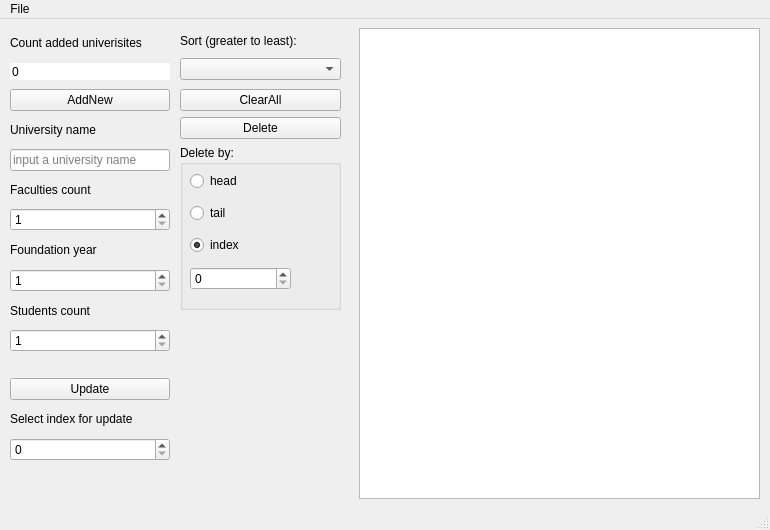
itomilin/freelance, file lab4/mainwindow.ui: the form before one commit.
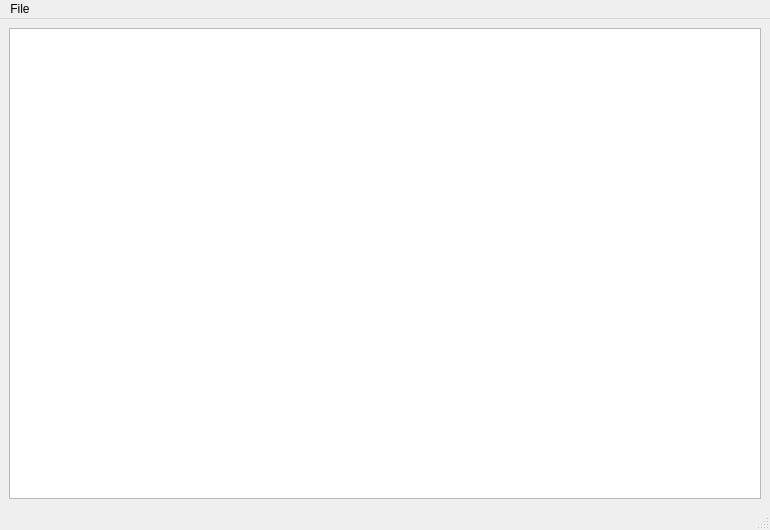
The form after the commit.

The edit to the form file:
```diff
--- a/lab4/mainwindow.ui
+++ b/lab4/mainwindow.ui
@@ -20,303 +20,15 @@
    <string>Lab4</string>
   </property>
   <widget class="QWidget" name="centralwidget">
-   <widget class="QWidget" name="verticalLayoutWidget">
-    <property name="geometry">
-     <rect>
-      <x>10</x>
-      <y>70</y>
-      <width>160</width>
-      <height>372</height>
-     </rect>
-    </property>
-    <layout class="QVBoxLayout" name="verticalLayout">
-     <item>
-      <widget class="QPushButton" name="pushButtonAdd">
-       <property name="text">
-        <string>AddNew</string>
-       </property>
-      </widget>
-     </item>
-     <item>
-      <widget class="QLabel" name="label">
-       <property name="text">
-        <string>University name</string>
-       </property>
-      </widget>
-     </item>
-     <item>
-      <widget class="QLineEdit" name="lineEditUniversityName">
-       <property name="placeholderText">
-        <string>input a university name</string>
-       </property>
-      </widget>
-     </item>
-     <item>
-      <widget class="QLabel" name="label_2">
-       <property name="text">
-        <string>Faculties count</string>
-       </property>
-      </widget>
-     </item>
-     <item>
-      <widget class="QSpinBox" name="spinBoxFacultiesCount">
-       <property name="specialValueText">
-        <string/>
-       </property>
-       <property name="minimum">
-        <number>1</number>
-       </property>
-       <property name="maximum">
-        <number>2047567</number>
-       </property>
-      </widget>
-     </item>
-     <item>
-      <widget class="QLabel" name="label_3">
-       <property name="text">
-        <string>Foundation year</string>
-       </property>
-      </widget>
-     </item>
-     <item>
-      <widget class="QSpinBox" name="spinBoxFoundationYear">
-       <property name="specialValueText">
-        <string/>
-       </property>
-       <property name="minimum">
-        <number>1</number>
-       </property>
-       <property name="maximum">
-        <number>2047567</number>
-       </property>
-      </widget>
-     </item>
-     <item>
-      <widget class="QLabel" name="label_4">
-       <property name="text">
-        <string>Students count</string>
-       </property>
-      </widget>
-     </item>
-     <item>
-      <widget class="QSpinBox" name="spinBoxStudentsCount">
-       <property name="specialValueText">
-        <string/>
-       </property>
-       <property name="minimum">
-        <number>1</number>
-       </property>
-       <property name="maximum">
-        <number>2047567</number>
-       </property>
-      </widget>
-     </item>
-     <item>
-      <spacer name="horizontalSpacer">
-       <property name="orientation">
-        <enum>Qt::Horizontal</enum>
-       </property>
-       <property name="sizeType">
-        <enum>QSizePolicy::Expanding</enum>
-       </property>
-       <property name="sizeHint" stdset="0">
-        <size>
-         <width>40</width>
-         <height>20</height>
-        </size>
-       </property>
-      </spacer>
-     </item>
-     <item>
-      <widget class="QPushButton" name="pushButtonUpdate">
-       <property name="text">
-        <string>Update</string>
-       </property>
-      </widget>
-     </item>
-     <item>
-      <widget class="QLabel" name="label_6">
-       <property name="text">
-        <string>Select index for update</string>
-       </property>
-      </widget>
-     </item>
-     <item>
-      <widget class="QSpinBox" name="spinBoxUpdateIndex">
-       <property name="specialValueText">
-        <string/>
-       </property>
-       <property name="minimum">
-        <number>0</number>
-       </property>
-       <property name="maximum">
-        <number>999999</number>
-       </property>
-       <property name="value">
-        <number>0</number>
-       </property>
-      </widget>
-     </item>
-    </layout>
-   </widget>
-   <widget class="QWidget" name="verticalLayoutWidget_2">
-    <property name="geometry">
-     <rect>
-      <x>180</x>
-      <y>70</y>
-      <width>161</width>
-      <height>221</height>
-     </rect>
-    </property>
-    <layout class="QVBoxLayout" name="verticalLayout_2">
-     <item>
-      <widget class="QPushButton" name="pushButtonClearAll">
-       <property name="text">
-        <string>ClearAll</string>
-       </property>
-      </widget>
-     </item>
-     <item>
-      <widget class="QPushButton" name="pushButtonDelete">
-       <property name="text">
-        <string>Delete</string>
-       </property>
-      </widget>
-     </item>
-     <item>
-      <widget class="QGroupBox" name="groupBox">
-       <property name="title">
-        <string>Delete by:</string>
-       </property>
-       <widget class="QWidget" name="verticalLayoutWidget_3">
-        <property name="geometry">
-         <rect>
-          <x>10</x>
-          <y>20</y>
-          <width>101</width>
-          <height>131</height>
-         </rect>
-        </property>
-        <layout class="QVBoxLayout" name="verticalLayout_3">
-         <item>
-          <widget class="QRadioButton" name="radioButtonDeleteByHead">
-           <property name="text">
-            <string>head</string>
-           </property>
-          </widget>
-         </item>
-         <item>
-          <widget class="QRadioButton" name="radioButtonDeleteByTail">
-           <property name="text">
-            <string>tail</string>
-           </property>
-          </widget>
-         </item>
-         <item>
-          <widget class="QRadioButton" name="radioButtonDeleteByIndex">
-           <property name="text">
-            <string>index</string>
-           </property>
-           <property name="checked">
-            <bool>true</bool>
-           </property>
-          </widget>
-         </item>
-         <item>
-          <widget class="QSpinBox" name="spinBoxDeleteIndex">
-           <property name="specialValueText">
-            <string/>
-           </property>
-           <property name="minimum">
-            <number>0</number>
-           </property>
-           <property name="maximum">
-            <number>999999</number>
-           </property>
-           <property name="value">
-            <number>0</number>
-           </property>
-          </widget>
-         </item>
-        </layout>
-       </widget>
-      </widget>
-     </item>
-    </layout>
-   </widget>
-   <widget class="QWidget" name="verticalLayoutWidget_4">
-    <property name="geometry">
-     <rect>
-      <x>359</x>
-      <y>9</y>
-      <width>401</width>
-      <height>471</height>
-     </rect>
-    </property>
-    <layout class="QVBoxLayout" name="verticalLayout_4">
-     <item>
-      <widget class="QPlainTextEdit" name="plainTextEdit">
-       <property name="readOnly">
-        <bool>true</bool>
-       </property>
-      </widget>
-     </item>
-    </layout>
-   </widget>
-   <widget class="QWidget" name="verticalLayoutWidget_5">
-    <property name="geometry">
-     <rect>
-      <x>10</x>
-      <y>10</y>
-      <width>160</width>
-      <height>51</height>
-     </rect>
-    </property>
-    <layout class="QVBoxLayout" name="verticalLayout_5">
-     <item>
-      <widget class="QLabel" name="label_5">
-       <property name="text">
-        <string>Count added univerisites</string>
-       </property>
-      </widget>
-     </item>
-     <item>
-      <widget class="QSpinBox" name="spinBoxCountUniversities">
-       <property name="frame">
-        <bool>false</bool>
-       </property>
-       <property name="readOnly">
-        <bool>true</bool>
-       </property>
-       <property name="buttonSymbols">
-        <enum>QAbstractSpinBox::NoButtons</enum>
-       </property>
-      </widget>
-     </item>
-    </layout>
-   </widget>
-   <widget class="QWidget" name="verticalLayoutWidget_6">
-    <property name="geometry">
-     <rect>
-      <x>180</x>
-      <y>10</y>
-      <width>161</width>
-      <height>51</height>
-     </rect>
-    </property>
-    <layout class="QVBoxLayout" name="verticalLayout_6">
-     <item>
-      <widget class="QLabel" name="label_7">
-       <property name="text">
-        <string>Sort (greater to least):</string>
-       </property>
-      </widget>
-     </item>
-     <item>
-      <widget class="QComboBox" name="comboBoxSort"/>
-     </item>
-    </layout>
-   </widget>
+   <layout class="QHBoxLayout" name="horizontalLayout">
+    <item>
+     <widget class="QPlainTextEdit" name="plainTextEdit">
+      <property name="readOnly">
+       <bool>true</bool>
+      </property>
+     </widget>
+    </item>
+   </layout>
   </widget>
   <widget class="QMenuBar" name="menubar">
    <property name="geometry">
```
Left out of the diff: 2 changed lines with no effect on the pictures.
